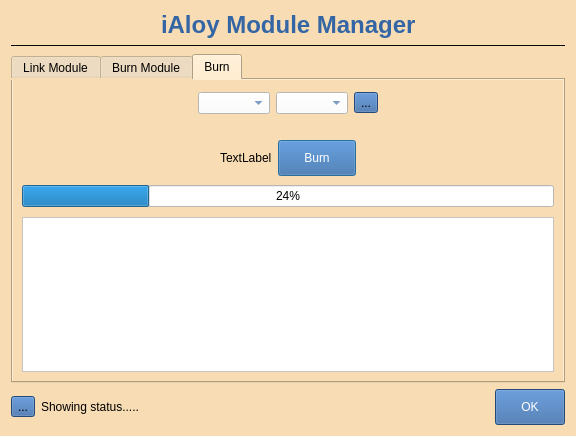
Old version of the form resource/ui/module_manager.ui in the repository arghyabi/iAloy_old_desktop_app.
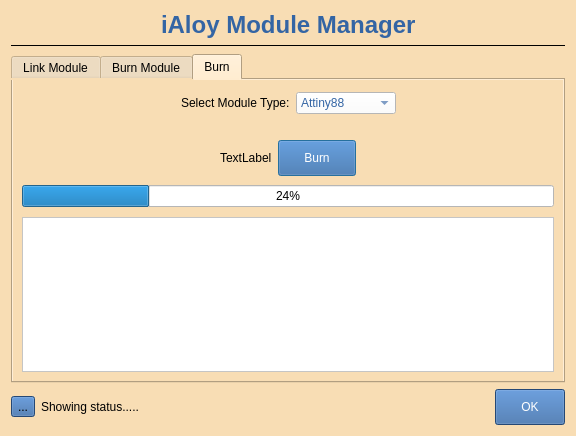
New version of the form. The open tabs and pages were chosen to show the change.

Commit message: Burn & Link Module feature completed, Module status to Module manager link completed, avrdude.conf file added & relative changes done.

Diff of the .ui file:
```diff
--- a/resource/ui/module_manager.ui
+++ b/resource/ui/module_manager.ui
@@ -243,13 +243,9 @@
             </spacer>
            </item>
            <item>
-            <widget class="QComboBox" name="comboBox_2">
-             <property name="styleSheet">
-              <string notr="true">background-color: rgb(255, 255, 255);
-color: rgb(52, 101, 164);
-
-selection-background-color: rgb(52, 101, 164);
-selection-color: rgb(255, 255, 255);</string>
+            <widget class="QLabel" name="label_2">
+             <property name="text">
+              <string>Select Module Type:</string>
              </property>
             </widget>
            </item>
@@ -262,16 +258,16 @@
 selection-background-color: rgb(52, 101, 164);
 selection-color: rgb(255, 255, 255);</string>
              </property>
-            </widget>
-           </item>
            <item>
-            <widget class="QToolButton" name="usb_refresh_tool_button">
-             <property name="styleSheet">
-              <string notr="true">background-color: rgb(52, 101, 164);</string>
-             </property>
+              <property name="text">
+               <string>Attiny88</string>
+              </property>
+             </item>
+             <item>
              <property name="text">
-              <string>...</string>
-             </property>
+               <string>Atmega328p</string>
+              </property>
+             </item>
             </widget>
            </item>
            <item>
```
Left out of the diff: 2 changed lines with no effect on the pictures. Lines whose indentation alone changed are shown as unchanged. The commit also changes 19 other files.
